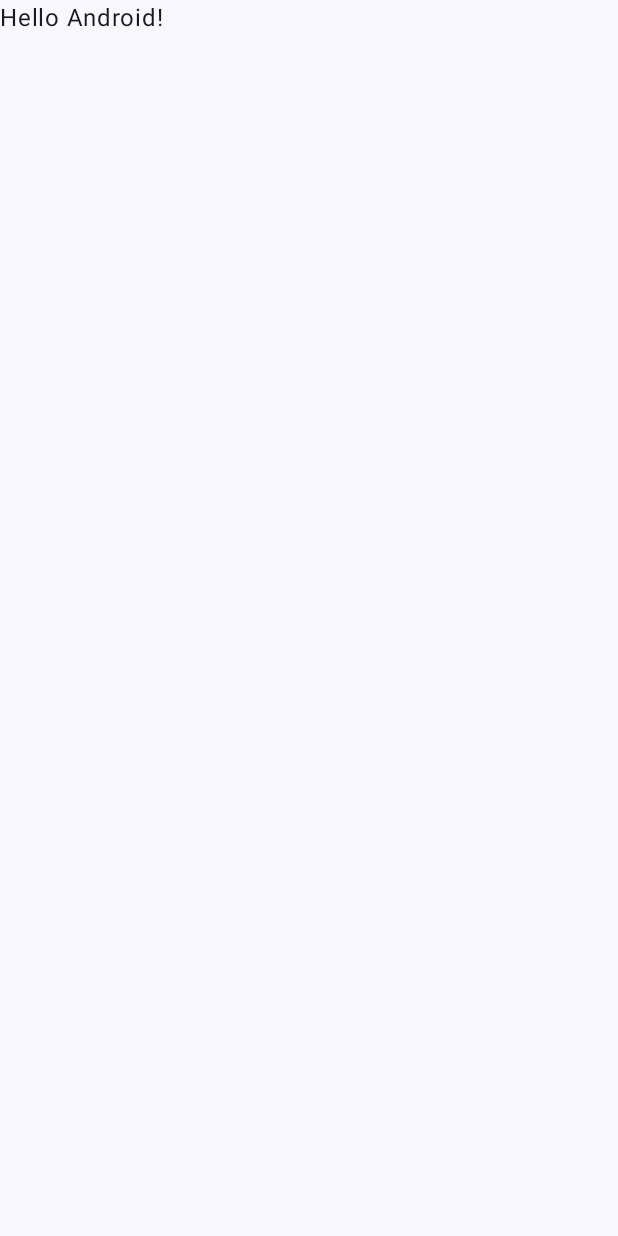
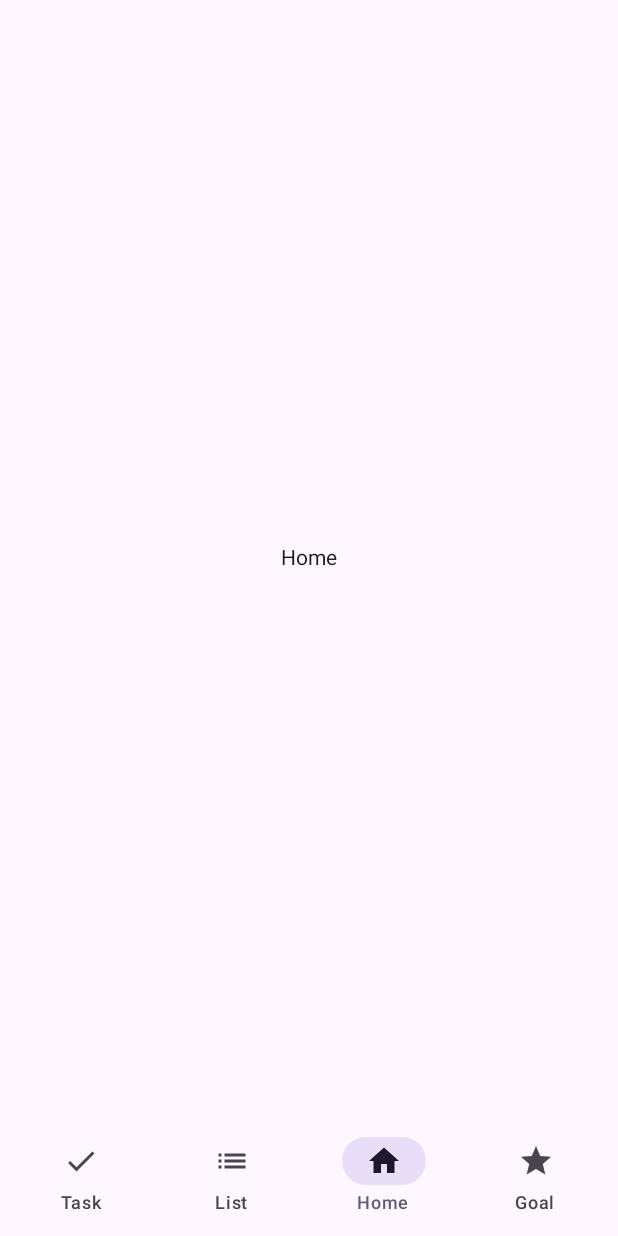
Before and after one commit to goal-garden/goalgardenproject, an Android app built with Jetpack Compose: the screen it shows after launch (MainActivity), on a phone screen of 412 x 824 dp. Before the commit the screen is almost empty. Run offline under Robolectric (Android 15) with nearby library versions, the phone set to English and light mode, and no system bars.

Commit message:
basic navigation with all different screens, some view models (need to be adjusted later) and bottom app bar

```diff
--- a/app/src/main/java/com/example/goal_garden_project/MainActivity.kt
+++ b/app/src/main/java/com/example/goal_garden_project/MainActivity.kt
@@ -11,37 +11,15 @@ import androidx.compose.material3.Text
 import androidx.compose.runtime.Composable
 import androidx.compose.ui.Modifier
 import androidx.compose.ui.tooling.preview.Preview
+import com.example.goal_garden_project.navigation.Navigation
 import com.example.goal_garden_project.ui.theme.GoalgardenprojectTheme
+import com.example.goal_garden_project.widgets.SimpleBottomBar
 
 class MainActivity : ComponentActivity() {
     override fun onCreate(savedInstanceState: Bundle?) {
         super.onCreate(savedInstanceState)
-        enableEdgeToEdge()
         setContent {
-            GoalgardenprojectTheme {
-                Scaffold(modifier = Modifier.fillMaxSize()) { innerPadding ->
-                    Greeting(
-                        name = "Android",
-                        modifier = Modifier.padding(innerPadding)
-                    )
-                }
-            }
+            Navigation()
         }
     }
 }
-
-@Composable
-fun Greeting(name: String, modifier: Modifier = Modifier) {
-    Text(
-        text = "Hello $name!",
-        modifier = modifier
-    )
-}
-
-@Preview(showBackground = true)
-@Composable
-fun GreetingPreview() {
-    GoalgardenprojectTheme {
-        Greeting("Android")
-    }
-}
--- /dev/null
+++ b/app/src/main/java/com/example/goal_garden_project/navigation/Navigation.kt
@@ -0,0 +1,51 @@
+package com.example.goal_garden_project.navigation
+
+import androidx.compose.runtime.Composable
+import androidx.navigation.NavType
+import androidx.navigation.compose.NavHost
+import androidx.navigation.compose.composable
+import androidx.navigation.compose.rememberNavController
+import androidx.navigation.navArgument
+import com.example.goal_garden_project.screens.AddScreen
+import com.example.goal_garden_project.screens.DetailScreen
+import com.example.goal_garden_project.screens.GoalScreen
+import com.example.goal_garden_project.screens.HomeScreen
+import com.example.goal_garden_project.screens.ListScreen
+import com.example.goal_garden_project.screens.TaskScreen
+
+@Composable
+fun Navigation() {
+    val navController = rememberNavController() // create a NavController instance
+    //val moviesViewModel: MoviesViewModel = viewModel()  // create a MoviesViewModel instance to use in HomeScreen and WatchlistScreen
+
+    NavHost(navController = navController, // pass the NavController to NavHost
+        startDestination = Screen.Home.route) {  // pass a start destination
+
+        composable(route = Screen.Home.route){   // route with name "homescreen" navigates to HomeScreen composable
+            HomeScreen(navController = navController)//, //moviesViewModel=moviesViewModel)
+        }
+        composable(route = Screen.Goal.route){
+            GoalScreen(navController = navController)//, moviesViewModel)
+        }
+        composable(route = Screen.Add.route){   // route with name "homescreen" navigates to HomeScreen composable
+            AddScreen(navController = navController)//, //moviesViewModel=moviesViewModel)
+        }
+        composable(route = Screen.Task.route){
+            TaskScreen(navController = navController)//, moviesViewModel)
+        }
+        composable(route = Screen.List.route){
+            ListScreen(navController = navController)//, moviesViewModel)
+        }
+
+
+        /*
+        composable(
+            route = Screen.Detail.route,
+            arguments = listOf(navArgument(name = "movieId") {type = NavType.StringType})
+        ) { backStackEntry ->
+            DetailScreen(movieId = backStackEntry.arguments?.getString("movieId"), navController)
+        }
+
+         */
+    }
+}
--- /dev/null
+++ b/app/src/main/java/com/example/goal_garden_project/navigation/Screen.kt
@@ -0,0 +1,26 @@
+package com.example.goal_garden_project.navigation
+
+import androidx.compose.material.icons.Icons
+import androidx.compose.material.icons.filled.Add
+import androidx.compose.material.icons.filled.Done
+import androidx.compose.material.icons.filled.Favorite
+import androidx.compose.material.icons.filled.Home
+import androidx.compose.material.icons.filled.Info
+import androidx.compose.material.icons.filled.List
+import androidx.compose.material.icons.filled.Star
+import androidx.compose.ui.graphics.vector.ImageVector
+
+sealed class Screen (val route: String, val title: String, val icon: ImageVector){
+    data object Home : Screen("homescreen", "Home", Icons.Default.Home)
+    data object Plant : Screen("plantscreen/{plantId}", "Plant", Icons.Default.Favorite)
+    data object Detail : Screen("detailscreen/{plantId}", "Detail", Icons.Default.Info)
+    data object Goal : Screen("goalscreen", "Goal", Icons.Default.Star)
+    data object List : Screen("listscreen", "List", Icons.Default.List)
+    data object Add : Screen("addscreen", "Add", Icons.Default.Add)
+    data object Task : Screen("taskscreen", "Task", Icons.Default.Done)
+
+
+
+
+
+}
--- /dev/null
+++ b/app/src/main/java/com/example/goal_garden_project/screens/HomeScreen.kt
@@ -0,0 +1,53 @@
+package com.example.goal_garden_project.screens
+
+
+import androidx.compose.foundation.layout.Arrangement
+import androidx.compose.foundation.layout.Box
+import androidx.compose.foundation.layout.Column
+import androidx.compose.foundation.layout.fillMaxSize
+import androidx.compose.foundation.layout.padding
+import androidx.compose.material3.Scaffold
+import androidx.compose.material3.Text
+import androidx.compose.material3.TextField
+import androidx.compose.runtime.Composable
+import androidx.compose.runtime.collectAsState
+import androidx.compose.runtime.getValue
+import androidx.compose.ui.Alignment
+import androidx.compose.ui.Modifier
+import androidx.compose.ui.platform.LocalContext
+import androidx.compose.ui.unit.dp
+import androidx.lifecycle.viewmodel.compose.viewModel
+import androidx.navigation.NavController
+import com.example.goal_garden_project.viewmodels.HomeViewModel
+import com.example.goal_garden_project.viewmodels.HomeViewModelFactory
+import com.example.goal_garden_project.widgets.SimpleBottomBar
+import com.example.goal_garden_project.widgets.SimpleTopBar
+
+
+@Composable
+fun HomeScreen(navController: NavController){//, moviesViewModel: HomeViewModel) {
+
+    //val db = MovieDatabase.getDatabase(LocalContext.current)
+    //val repository = MovieRepository(movieDao = db.movieDao())
+    val factory = HomeViewModelFactory()//repository = repository)
+    val viewModel: HomeViewModel = viewModel(factory = factory)
+
+    Scaffold(
+        modifier= Modifier
+            .fillMaxSize(),
+        bottomBar = {
+            SimpleBottomBar(navController)
+        },
+    ){
+            innerPadding ->
+        Box(
+            modifier = Modifier
+                .fillMaxSize()
+                .padding(innerPadding)
+        ) {
+            Text(
+                text = "Home",
+                modifier = Modifier.align(Alignment.Center)
+            )
+        }    }
+}
--- /dev/null
+++ b/app/src/main/java/com/example/goal_garden_project/viewmodels/HomeViewModel.kt
@@ -0,0 +1,28 @@
+package com.example.goal_garden_project.viewmodels
+
+
+import androidx.lifecycle.ViewModel
+import androidx.lifecycle.viewModelScope
+import kotlinx.coroutines.launch
+
+// Inherit from ViewModel class
+class HomeViewModel(
+        //private val repository: MovieRepository
+) : ViewModel()  {
+
+        //private val _movies = MutableStateFlow(listOf<MovieWithImages>())
+        //val movies: StateFlow<List<MovieWithImages>> = _movies.asStateFlow()
+
+        init {
+                viewModelScope.launch {
+                        //repository.getAllMovies().distinctUntilChanged()
+                        //        .collect { listOfMovies ->
+                        //                _movies.value = listOfMovies
+                        //        }
+                }
+        }
+
+
+
+
+}
--- /dev/null
+++ b/app/src/main/java/com/example/goal_garden_project/viewmodels/HomeViewModelFactory.kt
@@ -0,0 +1,15 @@
+package com.example.goal_garden_project.viewmodels
+
+import androidx.lifecycle.ViewModel
+import androidx.lifecycle.ViewModelProvider
+
+//use the Factory pattern and tell viewModels() how to instantiate our MoviesViewModel
+class HomeViewModelFactory(//private val repository: MovieRepository
+ ): ViewModelProvider.Factory {
+    override fun<T: ViewModel> create(modelClass: Class<T>): T {
+        if(modelClass.isAssignableFrom(HomeViewModel::class.java)){
+            return HomeViewModel() as T //repository = repository) as T
+        }
+        throw IllegalArgumentException("Unknown ViewModel class")
+    }
+}
--- /dev/null
+++ b/app/src/main/java/com/example/goal_garden_project/viewmodels/MovieListViewModel.kt
@@ -0,0 +1,6 @@
+package com.example.goal_garden_project.viewmodels
+
+import androidx.lifecycle.ViewModel
+abstract class MovieListViewModel : ViewModel(){
+        abstract fun toggleFavoriteMovie(movieId: String)
+}
--- /dev/null
+++ b/app/src/main/java/com/example/goal_garden_project/widgets/SimpleAppBars.kt
@@ -0,0 +1,98 @@
+package com.example.goal_garden_project.widgets
+
+
+import androidx.compose.foundation.layout.RowScope
+import androidx.compose.foundation.layout.padding
+import androidx.compose.material.icons.Icons
+import androidx.compose.material.icons.filled.Add
+import androidx.compose.material.icons.filled.ArrowBack
+import androidx.compose.material3.BottomAppBar
+import androidx.compose.material3.CenterAlignedTopAppBar
+import androidx.compose.material3.ExperimentalMaterial3Api
+import androidx.compose.material3.FloatingActionButton
+import androidx.compose.material3.Icon
+import androidx.compose.material3.IconButton
+import androidx.compose.material3.MaterialTheme
+import androidx.compose.material3.NavigationBarItem
+import androidx.compose.material3.Text
+import androidx.compose.material3.TopAppBarDefaults
+import androidx.compose.runtime.Composable
+import androidx.compose.runtime.getValue
+import androidx.compose.ui.Alignment
+import androidx.compose.ui.Modifier
+
+import androidx.compose.ui.unit.dp
+import androidx.navigation.NavController
+import androidx.navigation.NavDestination
+import androidx.navigation.NavDestination.Companion.hierarchy
+import androidx.navigation.NavGraph.Companion.findStartDestination
+import androidx.navigation.compose.currentBackStackEntryAsState
+import com.example.goal_garden_project.navigation.Screen
+
+@Composable
+@OptIn(ExperimentalMaterial3Api::class)     //das braucht man für die topbar, macht der typ im youtubevideo auch (von den bereitgestellten resourcen)
+fun SimpleTopBar(text:String?, backButton:Boolean = false, navController:NavController? =null) {      //eigenen funktion mainly for readability
+    CenterAlignedTopAppBar(
+        title = {
+            Text(text?:"")
+        },
+        colors = TopAppBarDefaults.topAppBarColors(
+            containerColor = MaterialTheme.colorScheme.primaryContainer,
+            titleContentColor = MaterialTheme.colorScheme.primary,
+        ),
+        navigationIcon = {
+            if (backButton){
+            IconButton(onClick = { navController?.popBackStack() }) {
+                Icon(
+                    imageVector = Icons.Filled.ArrowBack,
+                    contentDescription = "Localized description"
+                )
+            }
+        }}
+        ,
+    )
+}
+
+@Composable
+fun SimpleBottomBar(navController: NavController){    //eigenen funktion mainly for readability, kann man aber auch nochmal gebrauchen wenn man eine bottom bar mit den gleichen symbolen hat
+    val screens = listOf(
+        Screen.Task,
+        Screen.List,
+        Screen.Home,
+        Screen.Goal
+    )
+    val navBackStackEntry by navController.currentBackStackEntryAsState()
+    val currentDestination = navBackStackEntry?.destination
+
+    BottomAppBar(
+        containerColor = MaterialTheme.colorScheme.background,
+        contentColor = MaterialTheme.colorScheme.primary,
+    ) {
+        IconsAdder(screens, currentDestination, navController)
+    }
+
+    //TODO: add add-button
+
+
+}
+
+
+@Composable
+fun RowScope.IconsAdder(screens: List<Screen>, currentDestination: NavDestination?,
+                        navController: NavController){      //extra damit ichs schnell auch in andere app gebrauchen kann, oder wenn ich wieder ne liste an icons erstellen muss
+    screens.forEach { screen -> (
+            NavigationBarItem( selected = currentDestination?.hierarchy?.any {
+                it.route==screen.route
+            } ==true,
+                onClick = {navController.navigate(screen.route){
+                    popUpTo(navController.graph.findStartDestination().id)
+                    launchSingleTop = true      //damits keine copies von der selben page gibt
+                } },
+                label = {Text(text = screen.title)},
+                icon = {Icon(
+                    imageVector = screen.icon,
+                    contentDescription = screen.title
+                )}
+            ))
+    }
+}
```
Also changed, not shown: app/src/main/java/com/example/goal_garden_project/screens/AddScreen.kt (added, +46 -0 lines), app/src/main/java/com/example/goal_garden_project/screens/DetailScreen.kt (added, +55 -0 lines), app/src/main/java/com/example/goal_garden_project/screens/GoalScreen.kt (added, +45 -0 lines), app/src/main/java/com/example/goal_garden_project/screens/ListScreen.kt (added, +45 -0 lines), app/src/main/java/com/example/goal_garden_project/screens/PlantScreen.kt (added, +45 -0 lines), app/src/main/java/com/example/goal_garden_project/screens/TaskScreen.kt (added, +55 -0 lines), app/src/main/java/com/example/goal_garden_project/viewmodels/DetailViewModel.kt (added, +23 -0 lines), app/src/main/java/com/example/goal_garden_project/viewmodels/DetailViewModelFactory.kt (added, +14 -0 lines), app/src/main/java/com/example/goal_garden_project/viewmodels/FavoriteViewModel.kt (added, +22 -0 lines), app/src/main/java/com/example/goal_garden_project/viewmodels/FavoriteViewModelFactory.kt (added, +13 -0 lines).
